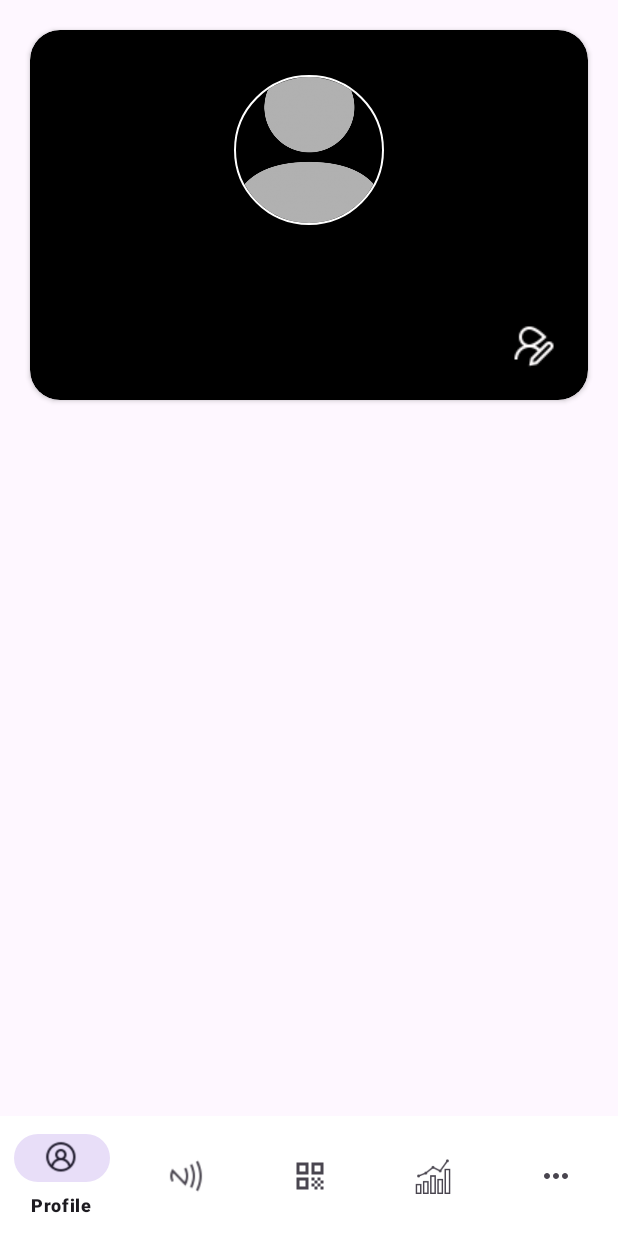
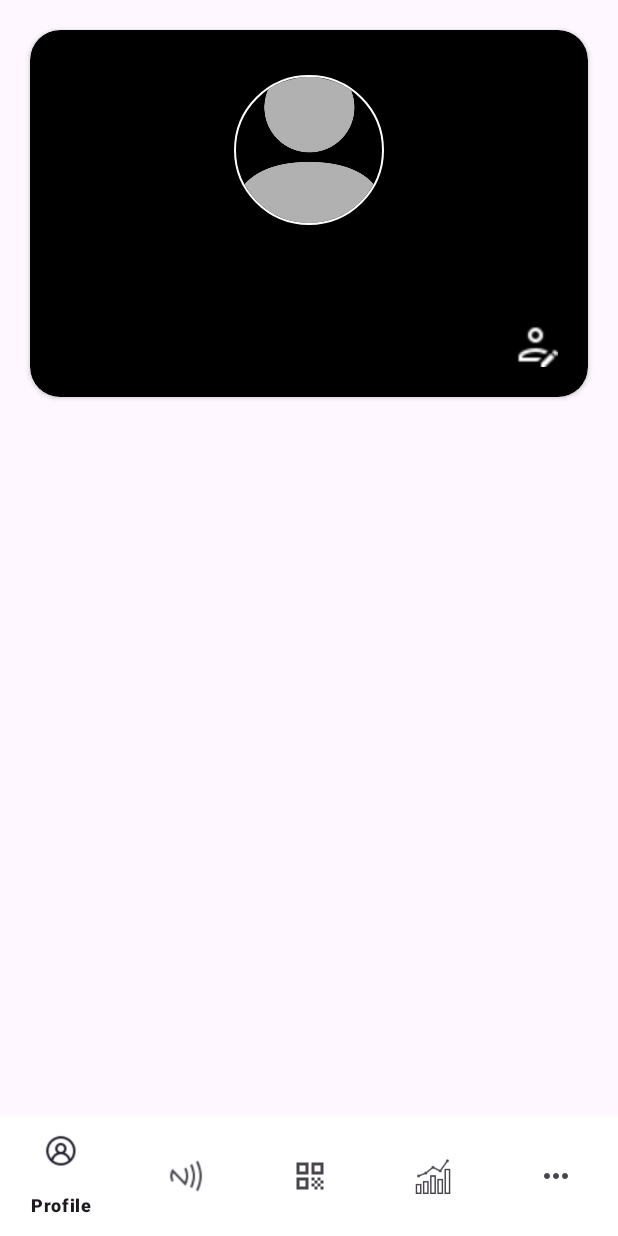
Before and after one commit to umairzahid907/Tappze-app, an Android app: the HomeFragment screen opened through its navigation route, on a phone screen of 412 x 824 dp. Run offline under Robolectric (Android 15) with nearby library versions, the phone set to English and light mode, and no system bars; our stand-ins replace CircleImageView, Dagger/Hilt's generated code, Firebase (no records; nobody signed in at launch, a user with empty details on screens opened directly), Picasso, navigation-ui; pictures from the network do not load.

Commit message:
Fixed the issues suggested by buddy

```diff
--- a/app/src/main/java/com/example/tappze/MainActivity.kt
+++ b/app/src/main/java/com/example/tappze/MainActivity.kt
@@ -4,6 +4,7 @@ import androidx.appcompat.app.AppCompatActivity
 import android.os.Bundle
 import androidx.activity.viewModels
 import androidx.navigation.findNavController
+import com.example.tappze.data.model.User
 import com.example.tappze.databinding.ActivityMainBinding
 import com.example.tappze.util.UiState
 import dagger.hilt.android.AndroidEntryPoint
@@ -26,9 +27,10 @@ class MainActivity : AppCompatActivity() {
                 is UiState.Loading -> {
                 }
                 is UiState.Failure -> {
+
                 }
                 is UiState.Success -> {
-                    if(binding.navHost.findNavController().currentDestination?.id != R.id.homeFragment) {
+                    if(binding.navHost.findNavController().currentDestination?.id != R.id.profileFragment) {
                         binding.navHost.findNavController()
                             .navigate(R.id.action_welcomeFragment_to_homeFragment)
                     }
--- a/app/src/main/java/com/example/tappze/MainViewModel.kt
+++ b/app/src/main/java/com/example/tappze/MainViewModel.kt
@@ -4,7 +4,6 @@ import androidx.lifecycle.LiveData
 import androidx.lifecycle.MutableLiveData
 import androidx.lifecycle.ViewModel
 import com.example.tappze.data.model.User
-import com.example.tappze.data.model.UserDao
 import com.example.tappze.data.repository.UserRepository
 import com.example.tappze.util.UiState
 import dagger.hilt.android.lifecycle.HiltViewModel
--- a/app/src/main/java/com/example/tappze/auth/AuthViewModel.kt
+++ b/app/src/main/java/com/example/tappze/auth/AuthViewModel.kt
@@ -47,7 +47,7 @@ class AuthViewModel @Inject constructor(
             email = email,
             password = password
         ){
-            _login.value = it
+            _login.postValue(it)
         }
     }
 
--- a/app/src/main/java/com/example/tappze/data/model/User.kt
+++ b/app/src/main/java/com/example/tappze/data/model/User.kt
@@ -1,6 +1,5 @@
 package com.example.tappze.data.model
 
-import android.net.Uri
 import android.os.Parcelable
 import androidx.room.Entity
 import androidx.room.PrimaryKey
@@ -17,7 +16,7 @@ data class User(
     var number: String = "",
     var details: String = "",
     var company: String = "",
-    var links: Map<String, String> = mapOf("key" to "value"),
+    var links: Map<String, String> = mapOf(),
     var image: String = "",
     var gender: String = "",
     var status: Boolean = true,
--- a/app/src/main/java/com/example/tappze/data/repository/UserRepositoryImp.kt
+++ b/app/src/main/java/com/example/tappze/data/repository/UserRepositoryImp.kt
@@ -5,8 +5,10 @@ import com.example.tappze.data.model.User
 import com.example.tappze.data.model.UserDao
 import com.example.tappze.util.FireStoreTables
 import com.example.tappze.util.UiState
+import com.google.firebase.auth.ktx.auth
 import com.google.firebase.firestore.FirebaseFirestore
 import com.google.firebase.firestore.FirebaseFirestoreException
+import com.google.firebase.ktx.Firebase
 import com.google.firebase.storage.StorageReference
 import kotlinx.coroutines.CoroutineScope
 import kotlinx.coroutines.Dispatchers
@@ -23,7 +25,7 @@ class UserRepositoryImp(
     var user: User? = null
     override fun getUser(result: (UiState<User?>) -> Unit) {
         try {
-            CoroutineScope(Dispatchers.Main).launch {
+            CoroutineScope(Dispatchers.IO).launch {
                 user = userDao.getUserFromDatabase()
             }.invokeOnCompletion {
                 if (user?.id?.isNotEmpty() == true) {
@@ -65,6 +67,7 @@ class UserRepositoryImp(
 
     override fun deleteUser(result: (UiState<String>) -> Unit) {
         CoroutineScope(Dispatchers.IO).launch {
+            Firebase.auth.signOut()
             userDao.deleteUserFromDatabase()
         }.invokeOnCompletion {
             result.invoke(
--- a/app/src/main/java/com/example/tappze/ui/fragments/EditProfileFragment.kt
+++ b/app/src/main/java/com/example/tappze/ui/fragments/EditProfileFragment.kt
@@ -72,7 +72,7 @@ class EditProfileFragment : Fragment(R.layout.fragment_edit_profile), OnItemClic
         }
         binding.selectPhoto.setOnClickListener {
             ImagePicker.with(this)
-                .galleryOnly()
+//                .galleryOnly()
                 .createIntent { intent ->
                     startForProfileImageResult.launch(intent)
                 }
--- a/app/src/main/java/com/example/tappze/ui/fragments/HomeFragment.kt
+++ b/app/src/main/java/com/example/tappze/ui/fragments/HomeFragment.kt
@@ -1,5 +1,6 @@
 package com.example.tappze.ui.fragments
 
+import android.graphics.drawable.Drawable
 import android.os.Bundle
 import android.view.View
 import androidx.fragment.app.Fragment
@@ -21,7 +22,6 @@ class HomeFragment : Fragment(R.layout.fragment_home) {
         val navHostFragment = childFragmentManager.findFragmentById(R.id.fragmentContainerView)
         val navController = navHostFragment?.findNavController()
         navController?.let { binding.bottomNavigation.setupWithNavController(it) }
-
     }
 
 }
--- a/app/src/main/java/com/example/tappze/util/Constants.kt
+++ b/app/src/main/java/com/example/tappze/util/Constants.kt
@@ -3,8 +3,3 @@ package com.example.tappze.util
 object FireStoreTables {
     const val USER = "User"
 }
-
-object FirebaseStorageConstants{
-    const val ROOT_DIRECTORY = "app"
-    const val USER_IMAGE = "user"
-}
--- a/app/src/main/res/layout/activity_main.xml
+++ b/app/src/main/res/layout/activity_main.xml
@@ -10,6 +10,7 @@
         android:id="@+id/navHost"
         android:layout_width="0dp"
         android:layout_height="0dp"
+        app:defaultNavHost="true"
         android:name="androidx.navigation.fragment.NavHostFragment"
         app:navGraph="@navigation/app_navigation"
         app:layout_constraintBottom_toBottomOf="parent"
--- a/app/src/main/res/layout/fragment_edit_profile.xml
+++ b/app/src/main/res/layout/fragment_edit_profile.xml
@@ -152,7 +152,6 @@
 
                 <Button
                     android:id="@+id/btnDob"
-                    style="@style/Widget.Material3.Button"
                     android:layout_width="0dp"
                     android:layout_height="0dp"
                     android:layout_marginTop="5dp"
--- a/app/src/main/res/layout/fragment_home.xml
+++ b/app/src/main/res/layout/fragment_home.xml
@@ -11,7 +11,7 @@
         android:id="@+id/fragmentContainerView"
         android:name="androidx.navigation.fragment.NavHostFragment"
         android:layout_width="match_parent"
-        android:layout_height="wrap_content"
+        android:layout_height="0dp"
         app:defaultNavHost="true"
         android:layout_weight="10"
         app:navGraph="@navigation/nav_graph" />
@@ -20,8 +20,8 @@
         android:id="@+id/bottomNavigation"
         android:layout_width="match_parent"
         android:layout_height="wrap_content"
-        android:layout_weight="0"
         android:background="@color/white"
         app:menu="@menu/nav_menu"
-        app:itemBackground="@color/white"/>
+        app:itemBackground="@color/white"
+        app:itemActiveIndicatorStyle="@color/white"/>
 </LinearLayout>
--- a/app/src/main/res/layout/fragment_profile.xml
+++ b/app/src/main/res/layout/fragment_profile.xml
@@ -50,12 +50,12 @@
 
                 <ImageView
                     android:id="@+id/tvEditProfile"
-                    android:layout_width="wrap_content"
-                    android:layout_height="wrap_content"
+                    android:layout_width="30dp"
+                    android:layout_height="30dp"
                     android:layout_gravity="end"
                     android:layout_margin="20dp"
                     android:clickable="true"
-                    android:src="@drawable/edit_profile" />
+                    android:src="@drawable/ic_edit_profile" />
 
             </LinearLayout>
         </androidx.cardview.widget.CardView>
--- a/app/src/main/res/layout/fragment_register.xml
+++ b/app/src/main/res/layout/fragment_register.xml
@@ -95,7 +95,7 @@
                 android:id="@+id/textInput_email"
                 android:layout_width="match_parent"
                 android:layout_height="match_parent"
-                android:inputType="textEmailSubject" />
+                android:inputType="textEmailAddress" />
         </com.google.android.material.textfield.TextInputLayout>
 
         <com.google.android.material.textfield.TextInputLayout
```
Also changed, not shown: app/build.gradle (+10 -9 lines), app/src/main/java/com/example/tappze/data/repository/AuthRepositoryImp.kt (+16 -17 lines), app/src/main/java/com/example/tappze/di/FirebaseModule.kt (+3 -5 lines), app/src/main/java/com/example/tappze/ui/fragments/ProfileFragment.kt (+10 -5 lines), app/src/main/res/drawable/ic_edit_profile.png (added).
